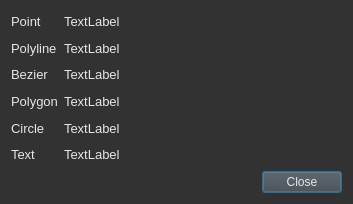
First picture: the form in src/ui/DataPanel.ui, repository chen6556/DSV, before the edit.
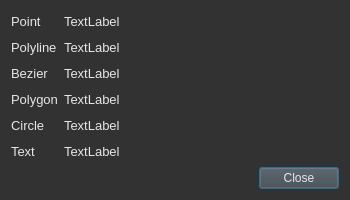
Second picture: the form after the edit.

Commit message: 设置子界面最小值。

```diff
--- a/src/ui/DataPanel.ui
+++ b/src/ui/DataPanel.ui
@@ -6,10 +6,16 @@
    <rect>
     <x>0</x>
     <y>0</y>
-    <width>353</width>
-    <height>204</height>
+    <width>350</width>
+    <height>200</height>
    </rect>
   </property>
+  <property name="minimumSize">
+   <size>
+    <width>350</width>
+    <height>200</height>
+   </size>
+  </property>
   <property name="font">
    <font>
     <pointsize>10</pointsize>
```
The commit also changes 2 other files.
